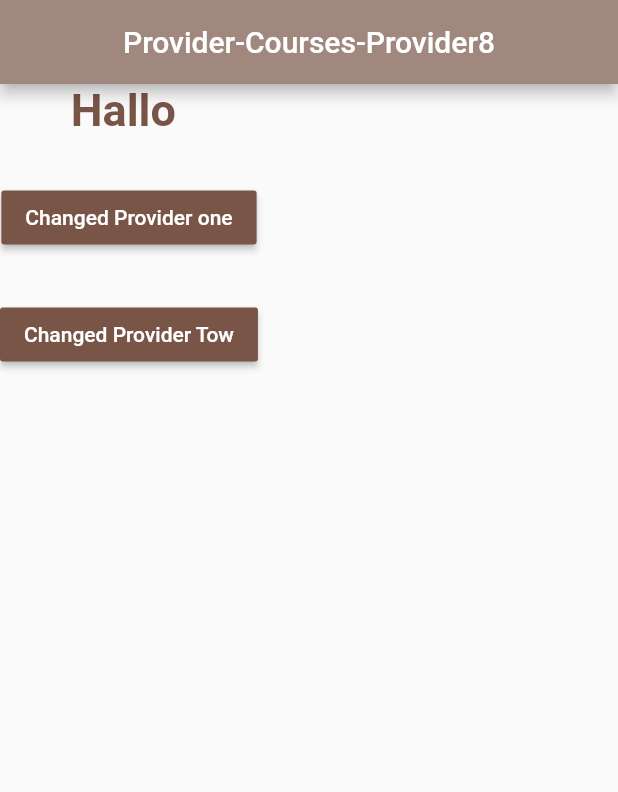
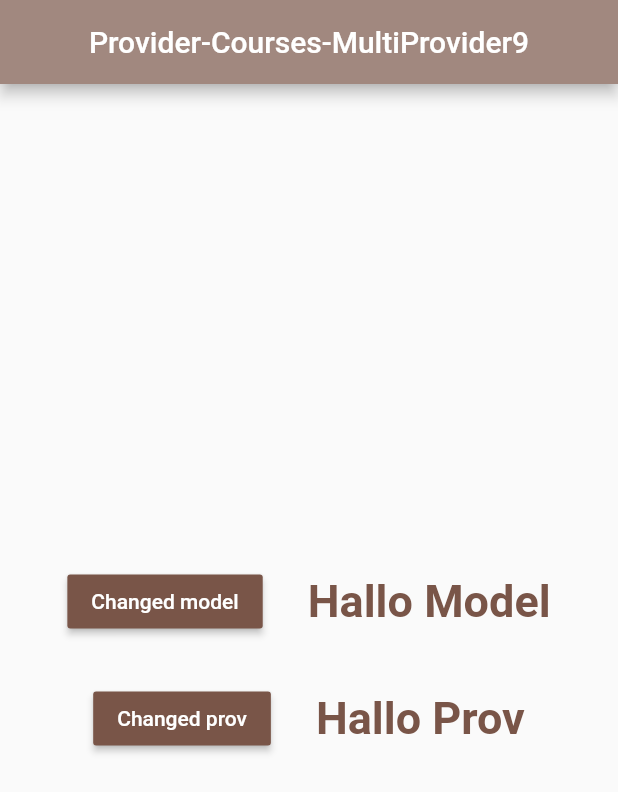
Before and after one commit to Eng-bodour/provider-cource, a Flutter app: the screen it shows after launch, on a phone screen of 412 x 824 dp. Shown: the top 792 px of the screen. Run offline on Flutter 3.47's test engine with Material 2 defaults, Android fonts, the phone set to English and light mode, and no system bars.

Commit message:
--9- MultiProvider

```diff
--- a/lib/main.dart
+++ b/lib/main.dart
@@ -1,5 +1,6 @@
 import 'package:flutter/material.dart';
-import 'package:providercourses/provider8.dart';
+import 'package:providercourses/multiprovider.dart';
+//import 'package:providercourses/provider8.dart';
 //import 'package:providercourses/providerof.dart';
 //import 'package:providercourses/watchandread.dart';
 //import 'package:providercourses/scope.dart';
@@ -10,6 +11,6 @@ import 'package:providercourses/provider8.dart';
 void main() {
   runApp(const MaterialApp(
     title: 'Provider-Classes',
-    home: Provider8(),
+    home: MultiProvider9(),
   ));
 }
--- /dev/null
+++ b/lib/multiprovider.dart
@@ -0,0 +1,122 @@
+import 'package:flutter/material.dart';
+import 'package:provider/provider.dart';
+
+class MultiProvider9 extends StatefulWidget {
+  const MultiProvider9({Key? key}) : super(key: key);
+
+  @override
+  _MultiProvider9State createState() => _MultiProvider9State();
+}
+
+class _MultiProvider9State extends State<MultiProvider9> {
+  @override
+  Widget build(BuildContext context) {
+    return Scaffold(
+      appBar: AppBar(
+        title: const Text('Provider-Courses-MultiProvider9'),
+        centerTitle: true,
+        backgroundColor: Colors.brown[300],
+      ),
+      body: MultiProvider(
+        providers: [
+          ChangeNotifierProvider(create: (context) => Model()),
+          ChangeNotifierProvider(
+            create: (context) => Prov(),
+          )
+        ],
+        child: Column(
+          mainAxisAlignment: MainAxisAlignment.center,
+          children: [
+            Row(
+              mainAxisAlignment: MainAxisAlignment.center,
+              children: [
+                Consumer<Model>(
+                  builder: (context, value, child) {
+                    return MaterialButton(
+                      color: Colors.brown,
+                      onPressed: () {
+                        value.changeText();
+                      },
+                      child: const Text(
+                        'Changed model',
+                        style: TextStyle(color: Colors.white),
+                      ),
+                    );
+                  },
+                ),
+                const SizedBox(
+                  width: 30.0,
+                ),
+                Consumer<Model>(
+                  builder: (context, value, child) {
+                    return Text(
+                      value.textModel,
+                      style: const TextStyle(
+                          color: Colors.brown,
+                          fontWeight: FontWeight.bold,
+                          fontSize: 30),
+                    );
+                  },
+                ),
+              ],
+            ),
+            const SizedBox(
+              height: 30.0,
+            ),
+            Row(
+              mainAxisAlignment: MainAxisAlignment.center,
+              children: [
+                Consumer<Prov>(
+                  builder: (context, value, child) {
+                    return MaterialButton(
+                      color: Colors.brown,
+                      onPressed: () {
+                        value.changeText();
+                      },
+                      child: const Text(
+                        'Changed prov',
+                        style: TextStyle(color: Colors.white),
+                      ),
+                    );
+                  },
+                ),
+                const SizedBox(
+                  width: 30.0,
+                ),
+                Consumer<Prov>(
+                  builder: (context, value, child) {
+                    return Text(
+                      value.textProv,
+                      style: const TextStyle(
+                          color: Colors.brown,
+                          fontWeight: FontWeight.bold,
+                          fontSize: 30),
+                    );
+                  },
+                ),
+              ],
+            ),
+          ],
+        ),
+      ),
+    );
+  }
+}
+
+class Model with ChangeNotifier {
+  String textModel = "Hallo Model";
+
+  void changeText() {
+    textModel = "textModel is :  Model ";
+    notifyListeners();
+  }
+}
+
+class Prov extends ChangeNotifier {
+  String textProv = "Hallo Prov";
+
+  void changeText() {
+    textProv = "textProv is : Prov ";
+    notifyListeners();
+  }
+}
--- a/lib/provider8.dart
+++ b/lib/provider8.dart
@@ -23,8 +23,6 @@ class _Provider8State extends State<Provider8> {
           children: [
             Consumer<Model>(
               builder: (context, value, child) {
-                //this print first value no print value when exchange value
-                print(value.text1);
                 return Text(
                   value.text1,
                   style: const TextStyle(
@@ -39,8 +37,6 @@ class _Provider8State extends State<Provider8> {
             ),
             Consumer<Model>(
               builder: (context, value, child) {
-                //this print first value no print value when exchange value
-                print(value.text1);
                 return MaterialButton(
                   color: Colors.brown,
                   onPressed: () {
```
